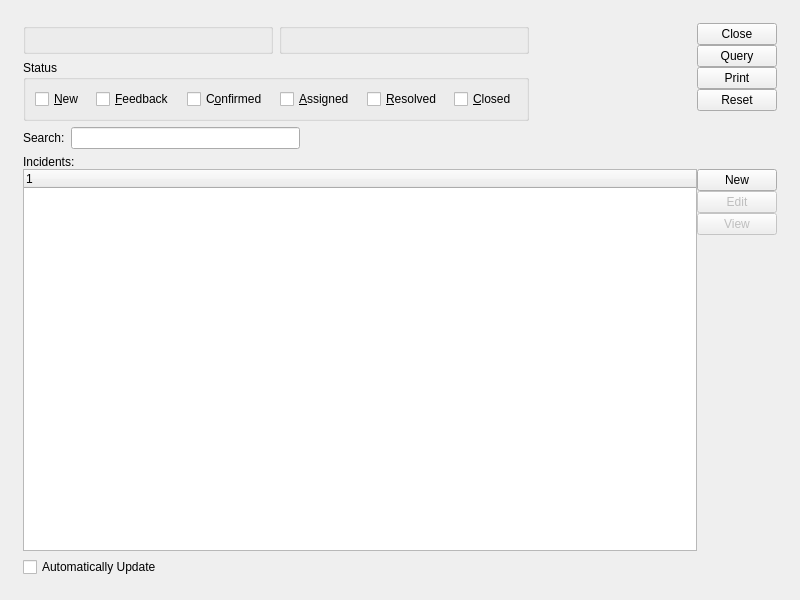
First picture: the form in xtuple/trunk/guiclient/incidentWorkbench.ui, repository WooodHead/xtuple, before the edit.
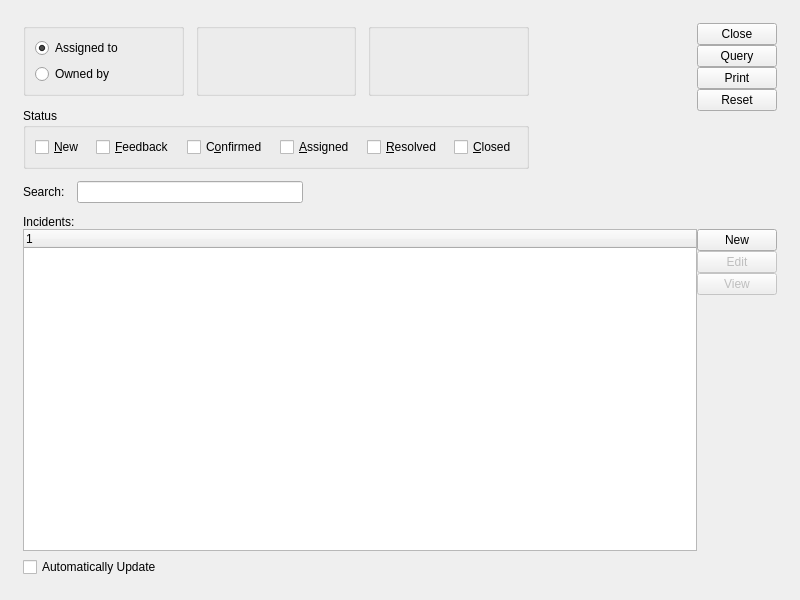
Second picture: the form after the edit. Custom widgets are drawn as their Qt base class.

Commit message: issue #8689: Add ability to view incidents by assignee and owner to incident workbench.

```diff
--- a/xtuple/trunk/guiclient/incidentWorkbench.ui
+++ b/xtuple/trunk/guiclient/incidentWorkbench.ui
@@ -19,18 +19,47 @@
   <property name="windowTitle" >
    <string>Incident Workbench</string>
   </property>
-  <layout class="QGridLayout" name="gridLayout_6" >
+  <layout class="QGridLayout" name="gridLayout_7" >
    <item row="0" column="0" >
-    <layout class="QGridLayout" name="gridLayout_5" >
+    <layout class="QGridLayout" name="gridLayout_6" >
      <property name="margin" >
       <number>12</number>
      </property>
+     <property name="spacing" >
+      <number>12</number>
+     </property>
      <item row="0" column="0" >
       <layout class="QHBoxLayout" name="horizontalLayout_2" >
        <item>
         <layout class="QGridLayout" name="gridLayout_3" >
          <item row="0" column="0" >
-          <widget class="ParameterGroup" name="_assignedTo" >
+          <widget class="QGroupBox" name="_contextGroup" >
+           <property name="title" >
+            <string/>
+           </property>
+           <layout class="QGridLayout" name="gridLayout_5" >
+            <item row="0" column="0" >
+             <widget class="QRadioButton" name="_assignedTo" >
+              <property name="text" >
+               <string>Assigned to</string>
+              </property>
+              <property name="checked" >
+               <bool>true</bool>
+              </property>
+             </widget>
+            </item>
+            <item row="1" column="0" >
+             <widget class="QRadioButton" name="_ownedBy" >
+              <property name="text" >
+               <string>Owned by</string>
+              </property>
+             </widget>
+            </item>
+           </layout>
+          </widget>
+         </item>
+         <item row="0" column="1" >
+          <widget class="ParameterGroup" name="_user" >
            <property name="focusPolicy" >
             <enum>Qt::StrongFocus</enum>
            </property>
@@ -39,7 +68,7 @@
            </property>
           </widget>
          </item>
-         <item row="0" column="1" >
+         <item row="0" column="2" >
           <widget class="QGroupBox" name="_datesGroup" >
            <property name="title" >
             <string/>
@@ -51,7 +80,7 @@
            </layout>
           </widget>
          </item>
-         <item row="1" column="0" colspan="2" >
+         <item row="1" column="0" colspan="3" >
           <widget class="QGroupBox" name="_statusGroup" >
            <property name="title" >
             <string>Status</string>
@@ -122,7 +151,7 @@
            </layout>
           </widget>
          </item>
-         <item row="2" column="0" colspan="2" >
+         <item row="2" column="0" colspan="3" >
           <layout class="QHBoxLayout" >
            <item>
             <widget class="QLabel" name="_textPatternLit" >
```
Left out of the diff: 1 changed line with no effect on the pictures. The commit also changes 1 other file.
